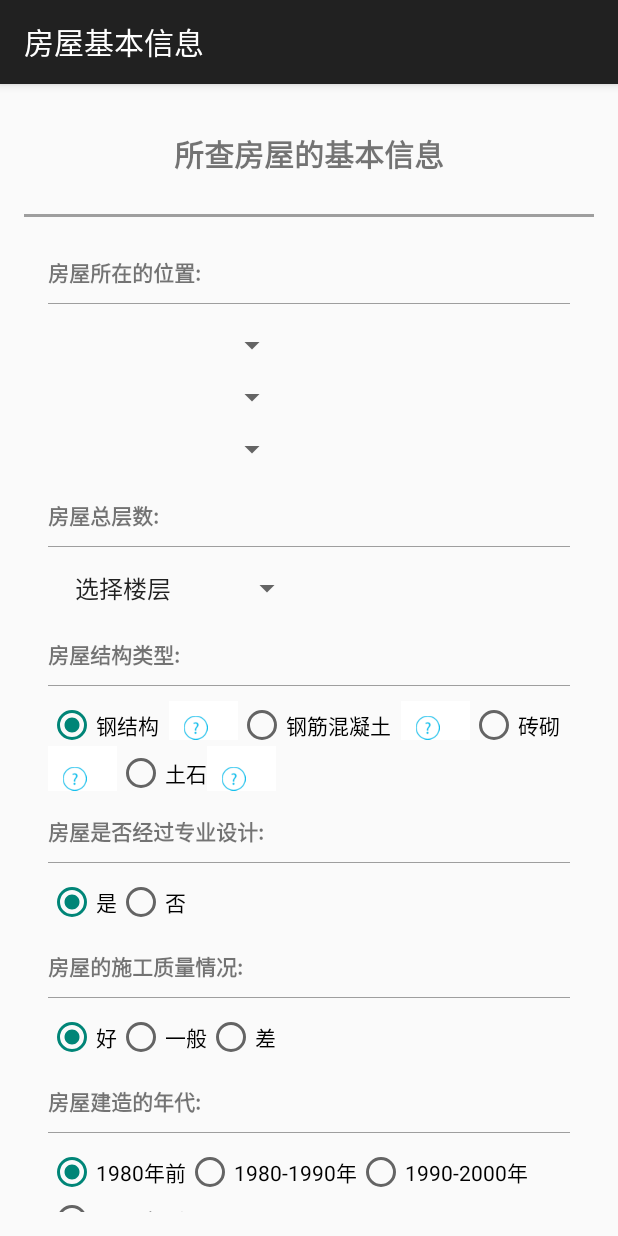
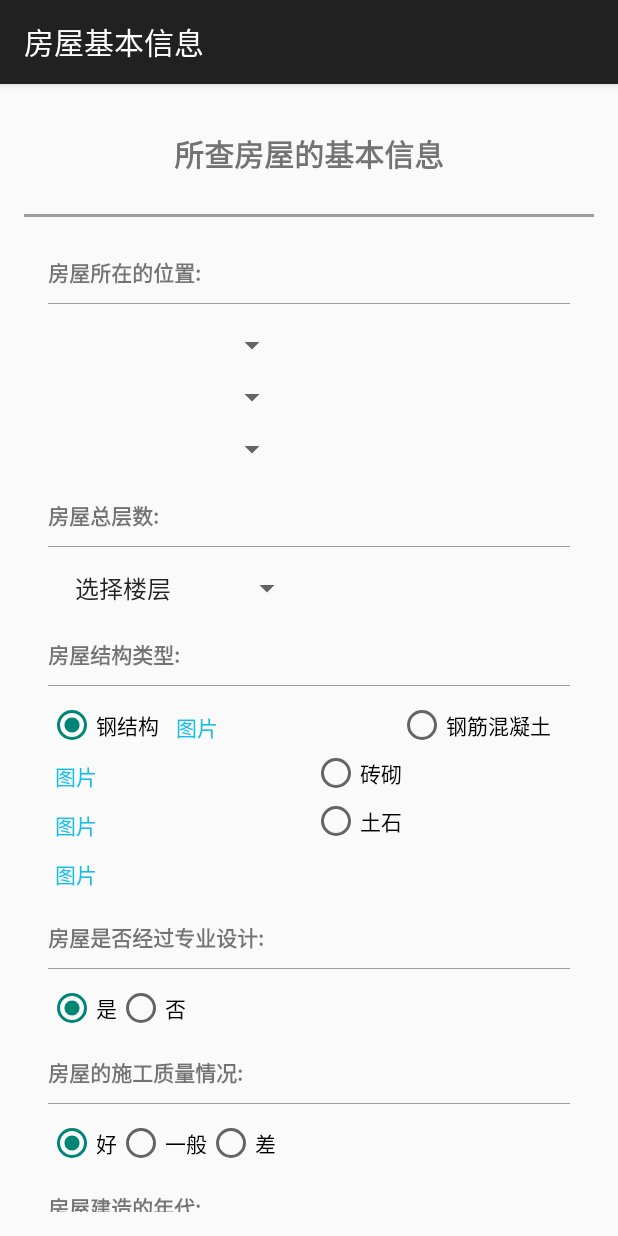
Before and after one commit to araces/QuakeViewer, an Android app: the QuestionActivity screen opened directly, with no data from a screen before it, on a phone screen of 412 x 824 dp. Run offline under Robolectric (Android 15) with nearby library versions, the phone set to English and light mode, and no system bars; our stand-ins replace ButterKnife; network calls fail; 1 statement that could not run was skipped.

```diff
--- a/QuakeViewerApp/QuakeViewer/app/src/main/java/queakviewer/smart/com/quakeviewer/LoginActivity.java
+++ b/QuakeViewerApp/QuakeViewer/app/src/main/java/queakviewer/smart/com/quakeviewer/LoginActivity.java
@@ -182,11 +182,12 @@ public class LoginActivity extends AppCompatActivity {
         View focusView = null;
 
         // Check for a valid password, if the user entered one.
-        if (!TextUtils.isEmpty(password) && !isPasswordValid(password)) {
+        if (!TextUtils.isEmpty(password)) {
             mPasswordView.setError(getString(R.string.error_invalid_password));
             focusView = mPasswordView;
             cancel = true;
         }
+
 
         // Check for a valid email address.
         if (TextUtils.isEmpty(userName)) {
--- a/QuakeViewerApp/QuakeViewer/app/src/main/java/queakviewer/smart/com/quakeviewer/QuestionActivity.java
+++ b/QuakeViewerApp/QuakeViewer/app/src/main/java/queakviewer/smart/com/quakeviewer/QuestionActivity.java
@@ -3,6 +3,7 @@ package queakviewer.smart.com.quakeviewer;
 import android.app.Activity;
 import android.content.Context;
 import android.content.Intent;
+import android.graphics.Paint;
 import android.os.Bundle;
 import android.os.Handler;
 import android.support.v7.app.AppCompatActivity;
@@ -78,6 +79,17 @@ public class QuestionActivity extends AppCompatActivity {
     @BindView(R.id.question_query)
     Button questionSubmit;
 
+    @BindView(R.id.iron_msg)
+    Button ironMsg;
+    @BindView(R.id.shuini_msg)
+    Button shuiniMsg;
+
+    @BindView(R.id.brike_msg)
+    Button brikeMsg;
+
+    @BindView(R.id.stone_msg)
+    Button stoneMsg;
+
     @BindView(R.id.question_form)
     ScrollView scrollView;
 
@@ -103,10 +115,10 @@ public class QuestionActivity extends AppCompatActivity {
 
         buildLevel.setSelection(0);
 
-        areaList=new ArrayList<SelectItem>();
-        provinceList =new ArrayList<SelectItem>();
-        cityList =new ArrayList<SelectItem>();
-        regionList =new ArrayList<SelectItem>();
+        areaList = new ArrayList<SelectItem>();
+        provinceList = new ArrayList<SelectItem>();
+        cityList = new ArrayList<SelectItem>();
+        regionList = new ArrayList<SelectItem>();
 
         structLevelGroup.check(R.id.structLevel);
         designedGroup.check(R.id.designed);
@@ -115,9 +127,15 @@ public class QuestionActivity extends AppCompatActivity {
 
         scrollView.setHorizontalFadingEdgeEnabled(false);
 
-        loading=new LoadingDialog(this);
+        /*
+        ironMsg.setPaintFlags(ironMsg.getPaintFlags() | Paint.UNDERLINE_TEXT_FLAG);
+        shuiniMsg.setPaintFlags(shuiniMsg.getPaintFlags() | Paint.UNDERLINE_TEXT_FLAG);
+        brikeMsg.setPaintFlags(brikeMsg.getPaintFlags() | Paint.UNDERLINE_TEXT_FLAG);
+        stoneMsg.setPaintFlags(stoneMsg.getPaintFlags() | Paint.UNDERLINE_TEXT_FLAG);
+        */
+        loading = new LoadingDialog(this);
 
-        handler=new Handler();
+        handler = new Handler();
 
         new Thread(new Runnable() {
             @Override
@@ -153,23 +171,23 @@ public class QuestionActivity extends AppCompatActivity {
         });
     }
 
-    @OnClick({R.id.iron_msg,R.id.shuini_msg,R.id.brike_msg,R.id.stone_msg})
-    public void showMsg(ImageButton button){
+    @OnClick({R.id.iron_msg, R.id.shuini_msg, R.id.brike_msg, R.id.stone_msg})
+    public void showMsg(Button button) {
 
-        if(button.getId() == R.id.iron_msg){
-            MsgDialog dialog =new MsgDialog(QuestionActivity.this,0);
+        if (button.getId() == R.id.iron_msg) {
+            MsgDialog dialog = new MsgDialog(QuestionActivity.this, 0);
             dialog.show();
         }
-        if(button.getId() == R.id.shuini_msg){
-            MsgDialog dialog =new MsgDialog(QuestionActivity.this,1);
+        if (button.getId() == R.id.shuini_msg) {
+            MsgDialog dialog = new MsgDialog(QuestionActivity.this, 1);
             dialog.show();
         }
-        if(button.getId() == R.id.brike_msg){
-            MsgDialog dialog =new MsgDialog(QuestionActivity.this,2);
+        if (button.getId() == R.id.brike_msg) {
+            MsgDialog dialog = new MsgDialog(QuestionActivity.this, 2);
             dialog.show();
         }
-        if(button.getId() == R.id.stone_msg){
-            MsgDialog dialog =new MsgDialog(QuestionActivity.this,3);
+        if (button.getId() == R.id.stone_msg) {
+            MsgDialog dialog = new MsgDialog(QuestionActivity.this, 3);
             dialog.show();
         }
 
@@ -177,7 +195,7 @@ public class QuestionActivity extends AppCompatActivity {
 
 
     @OnClick(R.id.question_query)
-    public void submitQuery(){
+    public void submitQuery() {
         new Thread(new Runnable() {
             @Override
             public void run() {
@@ -187,7 +205,7 @@ public class QuestionActivity extends AppCompatActivity {
         }).start();
     }
 
-    private void queryAreas(){
+    private void queryAreas() {
         loading.setMessage("加载区域信息");
         WebClient client = new WebClient();
         client.setOnDataArrivedListener(new OnFinishedCallBack() {
@@ -201,9 +219,9 @@ public class QuestionActivity extends AppCompatActivity {
 
                         JSONArray jsonArray = jsonResult.getJSONArray("provinces");
 
-                        for(int i=0;i<jsonArray.length();i++){
+                        for (int i = 0; i < jsonArray.length(); i++) {
                             JSONObject obj = jsonArray.getJSONObject(i);
-                            SelectItem item =new SelectItem();
+                            SelectItem item = new SelectItem();
                             item.setKey(obj.getString("Id"));
                             item.setName(obj.getString("Name"));
                             item.setParentId(obj.getString("ParentId"));
@@ -218,26 +236,24 @@ public class QuestionActivity extends AppCompatActivity {
                     }
                 } catch (JSONException ex) {
                     ex.printStackTrace();
-                    Log.e(ID,ex.getMessage());
+                    Log.e(ID, ex.getMessage());
                     Toast.makeText(getApplicationContext(), "服务出错，请稍后再试", Toast.LENGTH_LONG).show();
 
-                }
-                finally {
-                    if(loading.isShowing()){
+                } finally {
+                    if (loading.isShowing()) {
                         loading.dismiss();
                     }
                 }
             }
         });
 
-        try
-        {
+        try {
             String token = Utils.GetContent(getApplicationContext(), "token");
-            client.GetData(StaticParams.AREAS_URL+token);
-        }catch (IOException ex){
+            client.GetData(StaticParams.AREAS_URL + token);
+        } catch (IOException ex) {
             ex.printStackTrace();
-            Log.e(ID,ex.getMessage());
-            Toast.makeText(QuestionActivity.this,"网络错误，请稍后重试",Toast.LENGTH_LONG).show();
+            Log.e(ID, ex.getMessage());
+            Toast.makeText(QuestionActivity.this, "网络错误，请稍后重试", Toast.LENGTH_LONG).show();
         }
     }
 
@@ -247,7 +263,7 @@ public class QuestionActivity extends AppCompatActivity {
         loading.dismiss();
     }
 
-    private void setProvince(){
+    private void setProvince() {
 
         provinceList.clear();
 
@@ -274,8 +290,8 @@ public class QuestionActivity extends AppCompatActivity {
         regionList.add(item3);
 
 
-        for(int i=0;i<areaList.size();i++){
-            if(areaList.get(i).getParentId().equals("0")){
+        for (int i = 0; i < areaList.size(); i++) {
+            if (areaList.get(i).getParentId().equals("0")) {
                 provinceList.add(areaList.get(i));
             }
         }
@@ -283,22 +299,22 @@ public class QuestionActivity extends AppCompatActivity {
         handler.post(new Runnable() {
             @Override
             public void run() {
-                ExtendSpinnerAdapter provinceAdapter =new ExtendSpinnerAdapter(QuestionActivity.this,provinceList);
+                ExtendSpinnerAdapter provinceAdapter = new ExtendSpinnerAdapter(QuestionActivity.this, provinceList);
                 province.setAdapter(provinceAdapter);
                 province.setSelection(0);
 
-                ExtendSpinnerAdapter cityAdapter =new ExtendSpinnerAdapter(QuestionActivity.this,cityList);
+                ExtendSpinnerAdapter cityAdapter = new ExtendSpinnerAdapter(QuestionActivity.this, cityList);
                 city.setAdapter(cityAdapter);
                 city.setSelection(0);
 
-                ExtendSpinnerAdapter regionAdapter =new ExtendSpinnerAdapter(QuestionActivity.this,regionList);
+                ExtendSpinnerAdapter regionAdapter = new ExtendSpinnerAdapter(QuestionActivity.this, regionList);
                 region.setAdapter(regionAdapter);
                 region.setSelection(0);
             }
         });
     }
 
-    private void setCity(String provinceId){
+    private void setCity(String provinceId) {
 
         cityList.clear();
 
@@ -316,8 +332,8 @@ public class QuestionActivity extends AppCompatActivity {
         item3.setKey("");
         regionList.add(item3);
 
-        for(int i=0;i<areaList.size();i++){
-            if(areaList.get(i).getParentId().equals(provinceId)){
+        for (int i = 0; i < areaList.size(); i++) {
+            if (areaList.get(i).getParentId().equals(provinceId)) {
                 cityList.add(areaList.get(i));
             }
         }
@@ -335,7 +351,7 @@ public class QuestionActivity extends AppCompatActivity {
         });
     }
 
-    private void setRegion(String cityId){
+    private void setRegion(String cityId) {
         regionList.clear();
 
         SelectItem item3 = new SelectItem();
@@ -344,8 +360,8 @@ public class QuestionActivity extends AppCompatActivity {
         item3.setKey("");
         regionList.add(item3);
 
-        for(int i=0;i<areaList.size();i++){
-            if(areaList.get(i).getParentId().equals(cityId)){
+        for (int i = 0; i < areaList.size(); i++) {
+            if (areaList.get(i).getParentId().equals(cityId)) {
                 regionList.add(areaList.get(i));
             }
         }
@@ -353,7 +369,7 @@ public class QuestionActivity extends AppCompatActivity {
         handler.post(new Runnable() {
             @Override
             public void run() {
-                ExtendSpinnerAdapter regionAdapter =new ExtendSpinnerAdapter(QuestionActivity.this,regionList);
+                ExtendSpinnerAdapter regionAdapter = new ExtendSpinnerAdapter(QuestionActivity.this, regionList);
                 region.setAdapter(regionAdapter);
                 region.setSelection(0);
             }
@@ -362,10 +378,10 @@ public class QuestionActivity extends AppCompatActivity {
     }
 
     class ExtendSpinnerAdapter extends BaseAdapter implements SpinnerAdapter {
-        private Context context ;
+        private Context context;
         private List<SelectItem> items;
 
-        public ExtendSpinnerAdapter(Context _context,List<SelectItem> _items){
+        public ExtendSpinnerAdapter(Context _context, List<SelectItem> _items) {
             this.context = _context;
             this.items = _items;
         }
@@ -388,8 +404,8 @@ public class QuestionActivity extends AppCompatActivity {
         @Override
         public View getView(int position, View convertView, ViewGroup parent) {
 
-            convertView=LayoutInflater.from(context).inflate(R.layout.area_item, null);
-            TextView tvgetView=(TextView) convertView.findViewById(R.id.dropdownitem);
+            convertView = LayoutInflater.from(context).inflate(R.layout.area_item, null);
+            TextView tvgetView = (TextView) convertView.findViewById(R.id.dropdownitem);
 
             SelectItem item = items.get(position);
 
@@ -399,9 +415,7 @@ public class QuestionActivity extends AppCompatActivity {
     }
 
 
-
     private void queryStructLevel() {
-
 
 
         String buildLevelSpinner = buildLevel.getSelectedItem().toString();
@@ -411,7 +425,7 @@ public class QuestionActivity extends AppCompatActivity {
         RadioButton jobstatusButton = (RadioButton) jobstatusGroup.findViewById(jobstatusGroup.getCheckedRadioButtonId());
         RadioButton yearlevelButton = (RadioButton) yearlevelGroup.findViewById(yearlevelGroup.getCheckedRadioButtonId());
 
-        if(buildLevelSpinner.equals("选择楼层")){
+        if (buildLevelSpinner.equals("选择楼层")) {
             handler.post(new Runnable() {
                 @Override
                 public void run() {
@@ -422,24 +436,24 @@ public class QuestionActivity extends AppCompatActivity {
             return;
         }
 
-        String buildingLevelStr = buildLevelSpinner.replace("层","");
+        String buildingLevelStr = buildLevelSpinner.replace("层", "");
         int builddingLevelInt = Integer.parseInt(buildingLevelStr);
 
-        if(builddingLevelInt >1 && structLevelButton.getTag().toString().equals("4")){
+        if (builddingLevelInt > 1 && structLevelButton.getTag().toString().equals("4")) {
             handler.post(new Runnable() {
                 @Override
                 public void run() {
-                    Toast.makeText(QuestionActivity.this,"土石房屋总层数不能超过1层!",Toast.LENGTH_LONG).show();
+                    Toast.makeText(QuestionActivity.this, "土石房屋总层数不能超过1层!", Toast.LENGTH_LONG).show();
                 }
             });
             return;
         }
 
-        if(builddingLevelInt >10 && structLevelButton.getTag().toString().equals("3")){
+        if (builddingLevelInt > 10 && structLevelButton.getTag().toString().equals("3")) {
             handler.post(new Runnable() {
                 @Override
                 public void run() {
-                    Toast.makeText(QuestionActivity.this,"砖砌房屋总层数不能超过10层！",Toast.LENGTH_LONG).show();
+                    Toast.makeText(QuestionActivity.this, "砖砌房屋总层数不能超过10层！", Toast.LENGTH_LONG).show();
                 }
             });
             return;
@@ -451,7 +465,7 @@ public class QuestionActivity extends AppCompatActivity {
             param.put("token", token);
 
             SelectItem item = (SelectItem) region.getSelectedItem();
-            if(item.getKey().equals("")){
+            if (item.getKey().equals("")) {
                 handler.post(new Runnable() {
                     @Override
                     public void run() {
@@ -463,7 +477,7 @@ public class QuestionActivity extends AppCompatActivity {
             }
 
             param.put("regionId", item.getKey());
-            param.put("storyNum", buildLevelSpinner.replace("层",""));
+            param.put("storyNum", buildLevelSpinner.replace("层", ""));
             param.put("struType", structLevelButton.getTag());
             param.put("isDesigned", designedButton.getTag());
             param.put("contructionQuality", jobstatusButton.getTag());
@@ -493,16 +507,16 @@ public class QuestionActivity extends AppCompatActivity {
 
                         JSONObject resultContent = jsonResult.getJSONObject("resultModel");
 
-                        Bundle bundle =new Bundle();
-                        bundle.putString("DisplayUserName",resultContent.getString("DisplayUserName"));
-                        bundle.putString("DisplayMinorLevel",resultContent.getString("DisplayMinorLevel"));
-                        bundle.putString("DisplayReason1",resultContent.getString("DisplayReason1"));
-                        bundle.putString("DisplayReason2",resultContent.getString("DisplayReason2"));
-                        bundle.putString("DisplayReason3",resultContent.getString("DisplayReason3"));
+                        Bundle bundle = new Bundle();
+                        bundle.putString("DisplayUserName", resultContent.getString("DisplayUserName"));
+                        bundle.putString("DisplayMinorLevel", resultContent.getString("DisplayMinorLevel"));
+                        bundle.putString("DisplayReason1", resultContent.getString("DisplayReason1"));
+                        bundle.putString("DisplayReason2", resultContent.getString("DisplayReason2"));
+                        bundle.putString("DisplayReason3", resultContent.getString("DisplayReason3"));
 
 
                         Intent intent = new Intent();
-                        intent.putExtra("QuestionResult",bundle);
+                        intent.putExtra("QuestionResult", bundle);
                         intent.setClass(QuestionActivity.this, ResultActivity.class);
                         QuestionActivity.this.startActivity(intent);
                     } else {
@@ -516,7 +530,7 @@ public class QuestionActivity extends AppCompatActivity {
                     }
                 } catch (JSONException ex) {
                     ex.printStackTrace();
-                    Log.e(ID,ex.getMessage());
+                    Log.e(ID, ex.getMessage());
                     handler.post(new Runnable() {
                         @Override
                         public void run() {
@@ -525,9 +539,8 @@ public class QuestionActivity extends AppCompatActivity {
                     });
 
 
-                }
-                finally {
-                    if(loading.isShowing()){
+                } finally {
+                    if (loading.isShowing()) {
                         loading.dismiss();
                     }
                 }
@@ -535,8 +548,7 @@ public class QuestionActivity extends AppCompatActivity {
             }
         });
 
-        try
-        {
+        try {
             handler.post(new Runnable() {
                 @Override
                 public void run() {
@@ -544,14 +556,14 @@ public class QuestionActivity extends AppCompatActivity {
                 }
             });
 
-            client.PostData(StaticParams.QUESTION_URL,param.toString());
-        }catch (IOException ex){
+            client.PostData(StaticParams.QUESTION_URL, param.toString());
+        } catch (IOException ex) {
             ex.printStackTrace();
-            Log.e(ID,ex.getMessage());
+            Log.e(ID, ex.getMessage());
             handler.post(new Runnable() {
                 @Override
                 public void run() {
-                    Toast.makeText(QuestionActivity.this,"网络错误，请稍后重试",Toast.LENGTH_LONG).show();
+                    Toast.makeText(QuestionActivity.this, "网络错误，请稍后重试", Toast.LENGTH_LONG).show();
                 }
             });
 
--- a/QuakeViewerApp/QuakeViewer/app/src/main/java/queakviewer/smart/com/quakeviewer/StaticParams.java
+++ b/QuakeViewerApp/QuakeViewer/app/src/main/java/queakviewer/smart/com/quakeviewer/StaticParams.java
@@ -16,6 +16,6 @@ public class StaticParams {
     public final static String LOGIN_URL="http://192.168.0.134/api/login";
     public final static String QUESTION_URL="http://192.168.0.134/api/QuestionsResult";
     public final static String AREAS_URL="http://192.168.0.134/api/GetAllProvince?token=";
-    */
 
+*/
 }
--- /dev/null
+++ b/QuakeViewerApp/QuakeViewer/app/src/main/res/drawable/help_button_style.xml
@@ -0,0 +1,35 @@
+<?xml version="1.0" encoding="utf-8"?>
+<selector xmlns:android="http://schemas.android.com/apk/res/android">
+    <item android:state_pressed="true">
+        <shape>
+            <gradient android:startColor="#00000000"
+                android:endColor="#00000000"
+                android:angle="270" />
+            <stroke android:width="0dip" android:color="#00000000" />
+            <corners android:radius="0dp" />
+            <padding android:left="5dp" android:top="7dp"
+                android:right="120dp" android:bottom="5dp" />
+        </shape>
+    </item>
+
+    <item android:state_focused="true">
+        <shape>
+            <gradient android:startColor="#00000000" android:endColor="#00000000" android:angle="270" />
+            <stroke android:width="0dip" android:color="#00000000" />
+            <corners android:radius="0dp" />
+            <padding android:left="5dp" android:top="7dp"
+                android:right="120dp" android:bottom="5dp" />
+        </shape>
+    </item>
+
+    <item>
+        <shape>
+            <gradient android:startColor="#00000000" android:endColor="#00000000"
+                android:angle="180" />
+            <stroke android:width="0dip" android:color="#00000000" />
+            <corners android:radius="0dip" />
+            <padding android:left="5dp" android:top="7dp"
+                android:right="120dp" android:bottom="5dp" />
+        </shape>
+    </item>
+</selector>
--- a/QuakeViewerApp/QuakeViewer/app/src/main/res/layout/activity_question.xml
+++ b/QuakeViewerApp/QuakeViewer/app/src/main/res/layout/activity_question.xml
@@ -184,20 +184,20 @@
                             android:id="@+id/structLevel"
                             android:layout_width="wrap_content"
                             android:layout_height="wrap_content"
+                            android:layout_marginTop="4dp"
                             android:tag="1"
                             android:layout_margin="10dp"
                             android:text="钢结构  " />
 
-                        <ImageButton
+                        <Button
                             android:id="@+id/iron_msg"
-                            android:src="@drawable/question"
-                            android:layout_width="16dp"
-                            android:layout_height="16dp"
-                            android:scaleType="fitXY"
-                            android:paddingTop="10dp"
-                            android:paddingRight="20dp"
-                            android:paddingLeft="10dp"
-                            android:background="@android:color/background_light" />
+                            android:layout_width="wrap_content"
+                            android:layout_height="wrap_content"
+                            android:text="图片"
+                            android:minHeight="10dp"
+                            android:background="@drawable/help_button_style"
+                            android:textColor="@color/navyblue"
+                             />
 
                         <RadioButton
                             android:layout_width="wrap_content"
@@ -207,34 +207,32 @@
                             android:layout_gravity="right"
                             android:text="钢筋混凝土  " />
 
-                        <ImageButton
+                        <Button
                             android:id="@+id/shuini_msg"
-                            android:src="@drawable/question"
-                            android:layout_width="16dp"
-                            android:layout_height="16dp"
-                            android:scaleType="fitXY"
-                            android:paddingTop="10dp"
-                            android:paddingRight="20dp"
-                            android:paddingLeft="10dp"
-                            android:background="@android:color/background_light" />
+                            android:layout_width="wrap_content"
+                            android:layout_height="wrap_content"
+                            android:text="图片       "
+                            android:minHeight="10dp"
+                            android:background="@drawable/help_button_style"
+                            android:textColor="@color/navyblue"
+                            />
 
                         <RadioButton
                             android:layout_width="wrap_content"
                             android:layout_height="wrap_content"
                             android:tag="3"
                             android:layout_margin="10dp"
-                            android:text="砖砌" />
+                            android:text="砖砌       " />
 
-                        <ImageButton
+                        <Button
                             android:id="@+id/brike_msg"
-                            android:src="@drawable/question"
-                            android:layout_width="16dp"
-                            android:layout_height="16dp"
-                            android:scaleType="fitXY"
-                            android:paddingTop="14dp"
-                            android:paddingRight="20dp"
-                            android:paddingLeft="10dp"
-                            android:background="@android:color/background_light" />
+                            android:layout_width="wrap_content"
+                            android:layout_height="wrap_content"
+                            android:text="图片       "
+                            android:minHeight="10dp"
+                            android:background="@drawable/help_button_style"
+                            android:textColor="@color/navyblue"
+                            />
 
                         <RadioButton
                             android:layout_width="wrap_content"
@@ -243,16 +241,15 @@
                             android:layout_margin="10dp"
                             android:text="土石" />
 
-                        <ImageButton
+                        <Button
                             android:id="@+id/stone_msg"
-                            android:src="@drawable/question"
-                            android:layout_width="16dp"
-                            android:layout_height="16dp"
-                            android:scaleType="fitXY"
-                            android:paddingTop="14dp"
-                            android:paddingRight="20dp"
-                            android:paddingLeft="10dp"
-                            android:background="@android:color/background_light" />
+                            android:layout_width="wrap_content"
+                            android:layout_height="wrap_content"
+                            android:text="图片"
+                            android:minHeight="10dp"
+                            android:background="@drawable/help_button_style"
+                            android:textColor="@color/navyblue"
+                            />
 
 
                     </queakviewer.smart.com.quakeviewer.Utils.FlowRadioGroup>
--- a/QuakeViewerApp/QuakeViewer/app/src/main/res/values/colors.xml
+++ b/QuakeViewerApp/QuakeViewer/app/src/main/res/values/colors.xml
@@ -7,4 +7,5 @@
     <color name="btnsuccessColor">#5cb85c</color>
     <color name="loadingBackground">#3d000000</color>
     <color name="white">#ffffff</color>
+    <color name="navyblue">#13beec</color>
 </resources>
```
Also changed, not shown: 4 other files.
